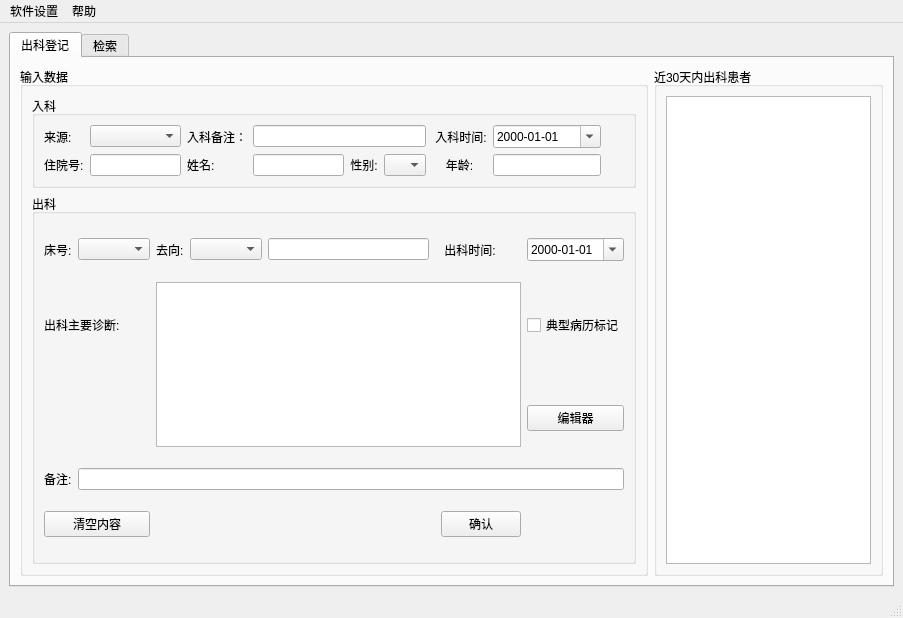
Qt form micuCheckOut.ui (mawang98/MICU_checkout) before a commit.
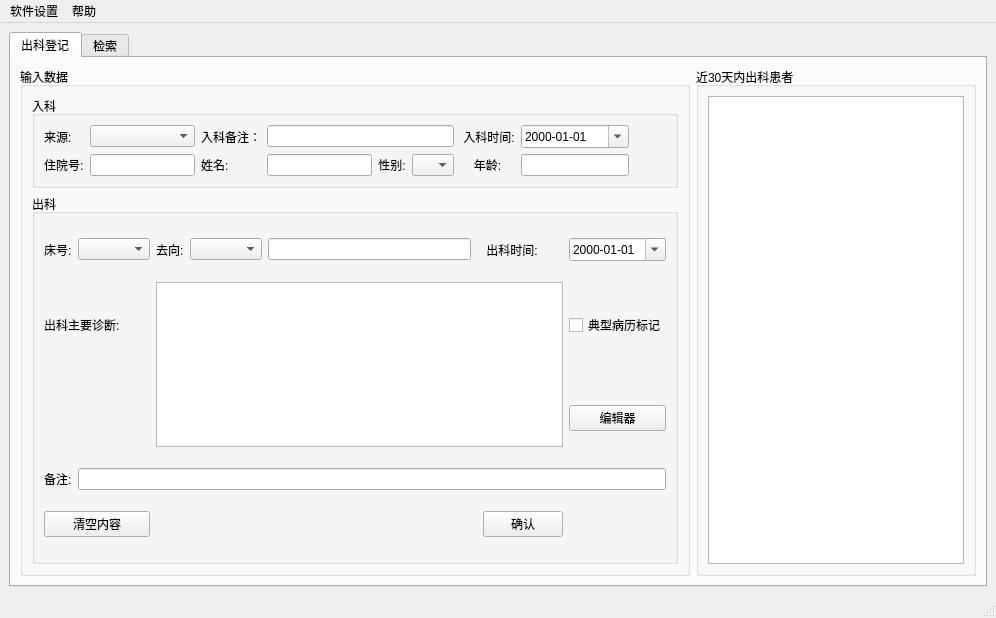
The same form after that commit.

Commit message: 调整伸缩空间

Diff of the .ui file:
```diff
--- a/micuCheckOut.ui
+++ b/micuCheckOut.ui
@@ -6,7 +6,7 @@
    <rect>
     <x>0</x>
     <y>0</y>
-    <width>903</width>
+    <width>996</width>
     <height>618</height>
    </rect>
   </property>
@@ -24,7 +24,7 @@
        <attribute name="title">
         <string>出科登记</string>
        </attribute>
-       <layout class="QHBoxLayout" name="horizontalLayout_2">
+       <layout class="QHBoxLayout" name="horizontalLayout_2" stretch="1,0">
         <item>
          <widget class="QGroupBox" name="groupBox_4">
           <property name="title">
@@ -307,9 +307,15 @@
         </item>
         <item>
          <widget class="QGroupBox" name="groupBox_2">
+          <property name="sizePolicy">
+           <sizepolicy hsizetype="Minimum" vsizetype="Preferred">
+            <horstretch>0</horstretch>
+            <verstretch>0</verstretch>
+           </sizepolicy>
+          </property>
           <property name="minimumSize">
            <size>
-            <width>180</width>
+            <width>250</width>
             <height>0</height>
            </size>
           </property>
@@ -318,7 +324,14 @@
           </property>
           <layout class="QVBoxLayout" name="verticalLayout_2">
            <item>
-            <widget class="QListWidget" name="listWidget"/>
+            <widget class="QListWidget" name="listWidget">
+             <property name="minimumSize">
+              <size>
+               <width>100</width>
+               <height>0</height>
+              </size>
+             </property>
+            </widget>
            </item>
           </layout>
          </widget>
@@ -503,7 +516,7 @@
     <rect>
      <x>0</x>
      <y>0</y>
-     <width>903</width>
+     <width>996</width>
      <height>36</height>
     </rect>
    </property>
```
The commit also changes 2 other files.
